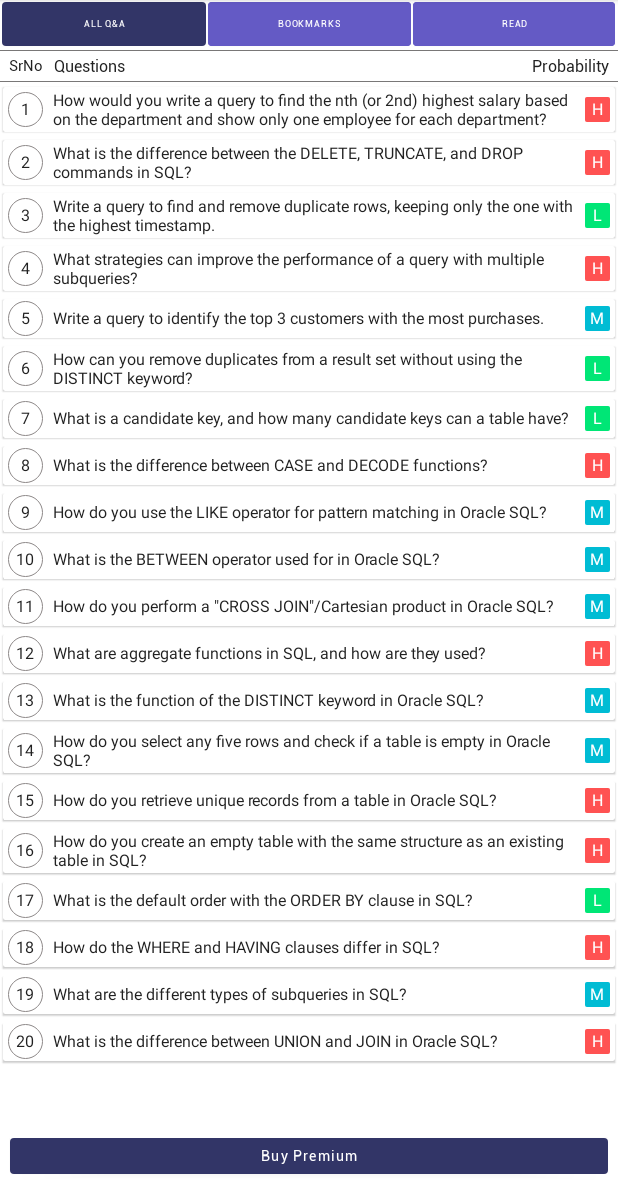
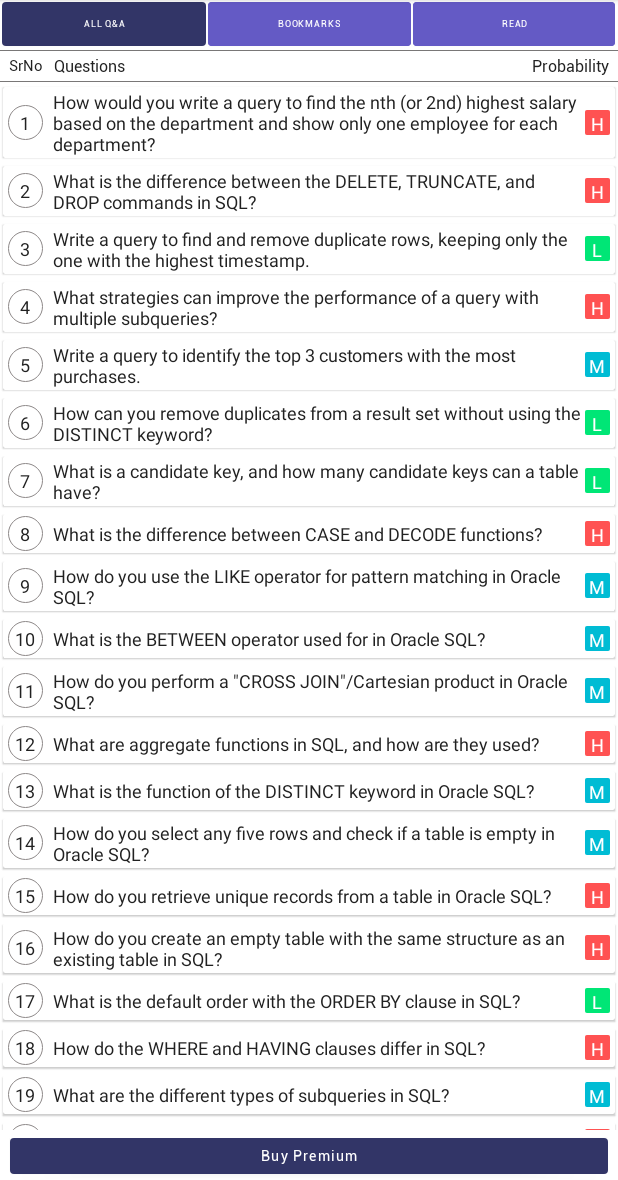
Before and after one commit to rakesharma1987/interviewQuestionApp, an Android app built with Jetpack Compose: the QuestionActivity screen opened directly, with no data from a screen before it, on a phone screen of 412 x 824 dp, the part 56-1236 px from its top. Run offline under Robolectric (Android 15) with nearby library versions, the light colour scheme and no system bars; our stand-ins replace AdMob, Room's generated code, data binding; pictures from the network do not load.

Commit message:
interstitial admob implemented, font size changed

```diff
--- a/app/src/main/res/layout/activity_buy_now.xml
+++ b/app/src/main/res/layout/activity_buy_now.xml
@@ -12,7 +12,7 @@
             android:layout_height="90dp"
             android:id="@+id/iv"
             app:srcCompat="@drawable/ic_drawable_background"
-            android:layout_marginTop="2dp"
+            android:layout_marginTop="8dp"
             app:layout_constraintTop_toTopOf="parent"
             app:layout_constraintEnd_toEndOf="parent"
             app:layout_constraintStart_toStartOf="parent"
--- a/app/src/main/res/layout/activity_question_answer_description.xml
+++ b/app/src/main/res/layout/activity_question_answer_description.xml
@@ -32,7 +32,7 @@
             android:text="What is your name"
             android:textColor="@color/black"
             app:layout_constraintTop_toTopOf="parent"
-            android:textSize="@dimen/text_size"
+            android:textSize="@dimen/txt_size_18sp"
             android:fontFamily="@font/opensans_semibold"
             android:layout_margin="5dp"/>
 
--- a/app/src/main/res/layout/custom_list.xml
+++ b/app/src/main/res/layout/custom_list.xml
@@ -25,6 +25,7 @@
         android:padding="7dp"
         android:singleLine="false"
         android:layout_toEndOf="@id/image_view"
+        android:textSize="@dimen/txt_size_small"
         />
 
 </RelativeLayout>
--- a/app/src/main/res/layout/layout_question_list.xml
+++ b/app/src/main/res/layout/layout_question_list.xml
@@ -31,7 +31,7 @@
                 android:layout_height="35dp"
                 android:id="@+id/tv_srno_value"
                 android:text="1"
-                android:textSize="@dimen/text_size"
+                android:textSize="@dimen/txt_size_18sp"
                 android:layout_centerVertical="true"
                 android:gravity="center"
                 android:background="@drawable/shap_circle"
@@ -46,7 +46,7 @@
                 android:layout_centerInParent="true"
                 android:layout_toRightOf="@id/tv_srno_value"
                 android:text="What is your name?"
-                android:textSize="@dimen/text_size"
+                android:textSize="@dimen/txt_size_18sp"
                 android:layout_marginLeft="10dp"
                 android:layout_toLeftOf="@id/tv_priority_value"
                 android:layout_marginRight="@dimen/margin_5dp"
@@ -58,7 +58,7 @@
                 android:id="@+id/tv_priority_value"
                 android:text="L"
                 android:layout_alignParentEnd="true"
-                android:textSize="@dimen/text_size"
+                android:textSize="@dimen/txt_size_18sp"
                 android:layout_centerVertical="true"
                 android:textColor="@color/white"
                 android:background="@drawable/spinner_background"
--- a/app/src/main/res/values/dimen.xml
+++ b/app/src/main/res/values/dimen.xml
@@ -1,6 +1,7 @@
 <?xml version="1.0" encoding="utf-8"?>
 <resources>
     <dimen name="text_size">16sp</dimen>
+    <dimen name="txt_size_18sp">18sp</dimen>
     <dimen name="margin_5dp">2dp</dimen>
     <dimen name="txt_size_small">14sp</dimen>
     <dimen name="dimen_1dp">1dp</dimen>
```
Also changed, not shown: app/src/main/java/com/example/interviewquestion/views/QuestionActivity.kt (+33 -54 lines), app/src/main/java/com/example/interviewquestion/views/QuestionAnswerDescriptionActivity.kt (+55 -28 lines), app/src/main/java/com/example/interviewquestion/views/QuestionTwentyFiveActivity.kt (+33 -0 lines).
